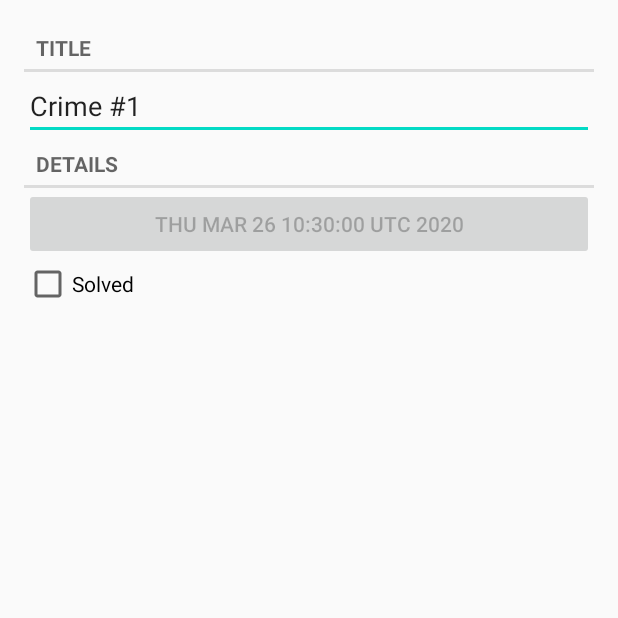
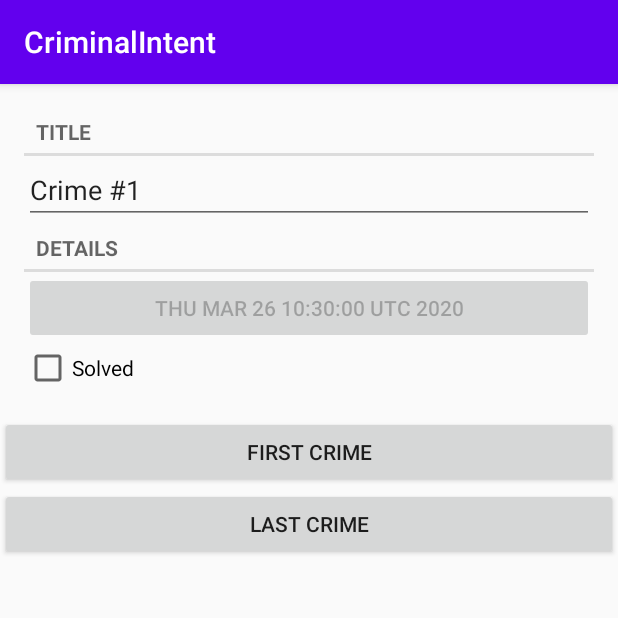
Before and after one commit to kevng2/CriminalIntent, an Android app: the screen it shows after launch (CrimeActivity before the commit, CrimePagerActivity after it), after a tap on an icon or button, on a phone screen of 412 x 824 dp, the top half of it. Run offline under Robolectric (Android 15) with nearby library versions, the phone set to English and light mode, and no system bars.

Commit message:
added first and last crime buttons and restored layout margins

```diff
--- a/app/src/main/AndroidManifest.xml
+++ b/app/src/main/AndroidManifest.xml
@@ -15,7 +15,7 @@
                 <category android:name="android.intent.category.LAUNCHER" />
             </intent-filter>
         </activity>
-        <activity android:name=".CrimeActivity">
+        <activity android:name=".CrimePagerActivity">
         </activity>
     </application>
 
--- a/app/src/main/java/com/bignerdranch/android/criminalintent/CrimeActivity.java
+++ /dev/null
@@ -1,20 +0,0 @@
-package com.bignerdranch.android.criminalintent;
-import androidx.fragment.app.Fragment;
-import android.content.Context;
-import android.content.Intent;
-import java.util.UUID;
-
-public class CrimeActivity extends SingleFragmentActivity {
-    private final static String EXTRA_CRIME_ID = "com.bignerdranch.android.criminalintent.crime_id";
-
-    @Override
-    protected Fragment createFragment() {
-        return CrimeFragment.newInstance((UUID) getIntent().getSerializableExtra(EXTRA_CRIME_ID));
-    }
-
-    public static Intent newIntent(Context packageContext, UUID CrimeID) {
-        Intent data = new Intent(packageContext, CrimeActivity.class);
-        data.putExtra(EXTRA_CRIME_ID, CrimeID);
-        return data;
-    }
-}
--- a/app/src/main/java/com/bignerdranch/android/criminalintent/CrimeFragment.java
+++ b/app/src/main/java/com/bignerdranch/android/criminalintent/CrimeFragment.java
@@ -76,6 +76,7 @@ public class CrimeFragment extends Fragment {
                 mCrime.setSolved(isChecked);
             }
         });
+
         return v;
     }
 }
--- a/app/src/main/java/com/bignerdranch/android/criminalintent/CrimeListFragment.java
+++ b/app/src/main/java/com/bignerdranch/android/criminalintent/CrimeListFragment.java
@@ -62,13 +62,12 @@ public class CrimeListFragment extends Fragment {
             mCrime = crime;
             mTitleTextView.setText(mCrime.getTitle());
             mDateTextView.setText(DateFormat.getDateInstance(DateFormat.FULL).format(mCrime.getDate()));
-            if(!mCrime.RequiresPolice())
-                mSolvedImageView.setVisibility(crime.isSolved() ? View.VISIBLE : View.GONE);
+            mSolvedImageView.setVisibility(crime.isSolved() ? View.VISIBLE : View.GONE);
         }
 
         @Override
         public void onClick(View view) {
-            Intent intent = CrimeActivity.newIntent(getActivity(), mCrime.getId());
+            Intent intent = CrimePagerActivity.newIntent(getActivity(), mCrime.getId());
             startActivity(intent);
             mPosition = mCrime.getPosition();
         }
@@ -76,7 +75,6 @@ public class CrimeListFragment extends Fragment {
 
     private class CrimeAdapter extends RecyclerView.Adapter<CrimeHolder> {
         private List<Crime> mCrimes;
-        private int mLayoutId;
         private int position = 0;
 
         public CrimeAdapter(List<Crime> crimes) {
--- a/app/src/main/java/com/bignerdranch/android/criminalintent/CrimePagerActivity.java
+++ b/app/src/main/java/com/bignerdranch/android/criminalintent/CrimePagerActivity.java
@@ -1,7 +1,11 @@
 package com.bignerdranch.android.criminalintent;
 
+import android.content.Context;
+import android.content.Intent;
 import android.os.Bundle;
-
+import android.util.Log;
+import android.view.View;
+import android.widget.Button;
 import androidx.annotation.NonNull;
 import androidx.appcompat.app.AppCompatActivity;
 import androidx.fragment.app.Fragment;
@@ -9,17 +13,41 @@ import androidx.fragment.app.FragmentManager;
 import androidx.viewpager2.adapter.FragmentStateAdapter;
 import androidx.viewpager2.widget.ViewPager2;
 import java.util.List;
+import java.util.UUID;
 
 public class CrimePagerActivity extends AppCompatActivity {
     private ViewPager2 mViewPager;
     private List<Crime> mCrimes;
+    private final static String EXTRA_CRIME_ID = "com.bignerdranch.android.criminalintent.crime_id";
+    private static final String TAG = "CrimePagerActivity";
+    private Button mFirstButton;
+    private Button mLastButton;
 
     @Override
     protected void onCreate(Bundle savedInstanceState) {
         super.onCreate(savedInstanceState);
         setContentView(R.layout.activity_crime_pager);
+        Log.d(TAG, "onCreate: poop");
+
+        UUID crimeId = (UUID) getIntent().getSerializableExtra(EXTRA_CRIME_ID);
 
         mViewPager = findViewById(R.id.crime_view_pager);
+        mFirstButton = findViewById(R.id.first_button);
+        mFirstButton.setOnClickListener(new View.OnClickListener() {
+            @Override
+            public void onClick(View v) {
+                mViewPager.setCurrentItem(0);
+            }
+        });
+
+        mLastButton = findViewById(R.id.last_button);
+        mLastButton.setOnClickListener(new View.OnClickListener() {
+            @Override
+            public void onClick(View v) {
+                mViewPager.setCurrentItem(mCrimes.size() - 1);
+            }
+        });
+
         mCrimes = CrimeLab.get(this).getCrimes();
         FragmentManager fragmentManager = getSupportFragmentManager();
 
@@ -27,6 +55,16 @@ public class CrimePagerActivity extends AppCompatActivity {
             @NonNull
             @Override
             public Fragment createFragment(int position) {
+                if(position == 0) {
+                    mFirstButton.setEnabled(false);
+                }
+                else if (position == mCrimes.size() - 1) {
+                   mLastButton.setEnabled(false);
+                }
+                else {
+                    mFirstButton.setEnabled(true);
+                    mLastButton.setEnabled(true);
+                }
                 return CrimeFragment.newInstance(mCrimes.get(position).getId());
             }
 
@@ -35,5 +73,18 @@ public class CrimePagerActivity extends AppCompatActivity {
                 return mCrimes.size();
             }
         });
+
+        for(int i = 0; i < mCrimes.size(); i++) {
+            if(mCrimes.get(i).getId().equals(crimeId)) {
+                mViewPager.setCurrentItem(i);
+                break;
+            }
+        }
+    }
+
+    public static Intent newIntent(Context packageContext, UUID id) {
+        Intent data = new Intent(packageContext, CrimePagerActivity.class);
+        data.putExtra(EXTRA_CRIME_ID, id);
+        return data;
     }
 }
--- a/app/src/main/res/layout/activity_crime_pager.xml
+++ b/app/src/main/res/layout/activity_crime_pager.xml
@@ -1,8 +1,22 @@
 <?xml version="1.0" encoding="utf-8"?>
-<androidx.viewpager2.widget.ViewPager2
+<LinearLayout
     xmlns:android="http://schemas.android.com/apk/res/android"
-    android:id="@+id/crime_view_pager"
     android:layout_width="match_parent"
-    android:layout_height="match_parent">
-
-</androidx.viewpager2.widget.ViewPager2>
+    android:layout_height="match_parent"
+    android:orientation="vertical">
+    <androidx.viewpager2.widget.ViewPager2
+        android:id="@+id/crime_view_pager"
+        android:layout_width="match_parent"
+        android:layout_height="wrap_content">
+    </androidx.viewpager2.widget.ViewPager2>
+    <Button
+        android:layout_width="match_parent"
+        android:layout_height="wrap_content"
+        android:id="@+id/first_button"
+        android:text="@string/first"/>
+    <Button
+        android:layout_width="match_parent"
+        android:layout_height="wrap_content"
+        android:id="@+id/last_button"
+        android:text="@string/last"/>
+</LinearLayout>
--- a/app/src/main/res/layout/frament_crime.xml
+++ b/app/src/main/res/layout/frament_crime.xml
@@ -3,7 +3,7 @@
     android:orientation="vertical"
     android:layout_width="match_parent"
     android:layout_height="match_parent"
-    android:layout_margin="16dp">
+    android:padding="16dp">
     <TextView
         style="?android:listSeparatorTextViewStyle"
         android:layout_width="match_parent"
--- a/app/src/main/res/layout/list_item_crime.xml
+++ b/app/src/main/res/layout/list_item_crime.xml
@@ -45,5 +45,5 @@
         app:layout_constraintEnd_toEndOf="parent"
         app:layout_constraintTop_toTopOf="parent"
         app:layout_constraintVertical_bias="1.0"
-        app:srcCompat="@drawable/ic_solved" />
+        app:srcCompat="@drawable/ic_solved"/>
 </androidx.constraintlayout.widget.ConstraintLayout>
--- a/app/src/main/res/values/strings.xml
+++ b/app/src/main/res/values/strings.xml
@@ -7,4 +7,6 @@
     <string name="crime_date">Crime Date</string>
     <string name="contact_police">Contact Police</string>
     <string name="crime_title">Crime Title</string>
+    <string name="first">First Crime</string>
+    <string name="last">Last Crime</string>
 </resources>
```
